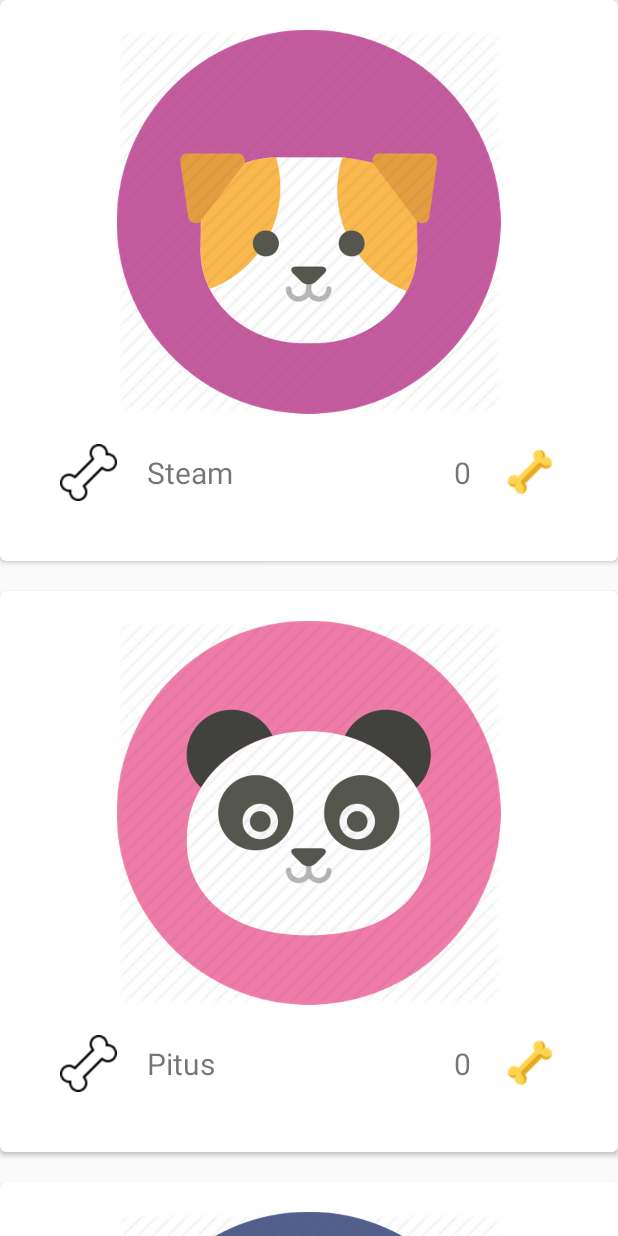
After one commit to marwilc/coursera-android-C3T3, an Android app: the fragment RecyclerViewFragment shown on its own in the app's theme, on a phone screen of 412 x 824 dp. The commit adds this screen. Run offline under Robolectric (Android 15) with nearby library versions, the phone set to English and light mode, and no system bars.

Commit message:
add fragments

```diff
--- a/app/build.gradle
+++ b/app/build.gradle
@@ -36,5 +36,6 @@ dependencies {
     compile 'com.android.support:design:25.3.1'
     compile 'com.sun.mail:android-mail:1.5.5'
     compile 'com.sun.mail:android-activation:1.5.5'
+    compile 'com.android.support:support-v4:25.3.1'
     testCompile 'junit:junit:4.12'
 }
--- a/app/src/main/java/com/marwilc/myapp/activitys/FavoritesActivity.java
+++ b/app/src/main/java/com/marwilc/myapp/activitys/FavoritesActivity.java
@@ -1,11 +1,15 @@
 package com.marwilc.myapp.activitys;
 
+import android.content.Intent;
+import android.support.design.widget.Snackbar;
 import android.support.v7.app.AppCompatActivity;
 import android.os.Bundle;
 import android.support.v7.widget.LinearLayoutManager;
 import android.support.v7.widget.RecyclerView;
 import android.support.v7.widget.Toolbar;
 import android.util.Log;
+import android.view.Menu;
+import android.view.MenuItem;
 
 import com.marwilc.myapp.R;
 import com.marwilc.myapp.adapters.PetAdapter;
--- /dev/null
+++ b/app/src/main/java/com/marwilc/myapp/fragments/RecyclerViewFragment.java
@@ -0,0 +1,69 @@
+package com.marwilc.myapp.fragments;
+
+
+import android.os.Bundle;
+import android.support.v4.app.Fragment;
+import android.support.v7.widget.LinearLayoutManager;
+import android.support.v7.widget.RecyclerView;
+import android.view.LayoutInflater;
+import android.view.View;
+import android.view.ViewGroup;
+
+import com.marwilc.myapp.R;
+import com.marwilc.myapp.adapters.PetAdapter;
+import com.marwilc.myapp.modelData.Pet;
+
+import java.util.ArrayList;
+
+/**
+ * A simple {@link Fragment} subclass.
+ */
+public class RecyclerViewFragment extends Fragment {
+
+
+    private ArrayList<Pet> alPets;
+    private RecyclerView rvPets;
+
+    public ArrayList<Pet> getAlPets() {
+        return alPets;
+    }
+
+    public void setAlPets(ArrayList<Pet> alPets) {
+        this.alPets = alPets;
+    }
+
+    @Override
+    public View onCreateView(LayoutInflater inflater, ViewGroup container,
+                             Bundle savedInstanceState) {
+
+        View v = inflater.inflate(R.layout.fragment_recycler_view,container,false);
+        // Inflate the layout for this fragment
+
+        rvPets = (RecyclerView) v.findViewById(R.id.rvAvatars);
+
+        LinearLayoutManager llm = new LinearLayoutManager(getActivity());
+        rvPets.setLayoutManager(llm);
+
+        initPetList();
+        initAdapter();
+        return v;
+    }
+
+    public void initPetList(){
+
+        alPets = new ArrayList<>();
+        alPets.add(new Pet("Steam", 0, R.drawable.dog1));
+        alPets.add(new Pet("Pitus", 0, R.drawable.panda2));
+        alPets.add(new Pet("Fido", 0, R.drawable.pig3));
+        alPets.add(new Pet("Try", 0, R.drawable.pinguin4));
+        alPets.add(new Pet("Reapper", 0, R.drawable.cat5));
+        alPets.add(new Pet("Tin", 0, R.drawable.rabbit6));
+    }
+
+    public void initAdapter(){
+        PetAdapter adapter = new PetAdapter(alPets,getActivity());
+        rvPets.setAdapter(adapter);
+
+    }
+
+}
--- a/app/src/main/java/com/marwilc/myapp/modelData/Pet.java
+++ b/app/src/main/java/com/marwilc/myapp/modelData/Pet.java
@@ -2,6 +2,9 @@ package com.marwilc.myapp.modelData;
 
 import android.os.Parcel;
 import android.os.Parcelable;
+import android.util.Log;
+
+import java.util.ArrayList;
 
 /**
  * Created by marwilc on 15/05/17.
@@ -71,4 +74,7 @@ public class Pet implements Parcelable{
         dest.writeInt(likes);
         dest.writeInt(picture);
     }
+
+
+
 }
--- a/app/src/main/res/layout/activity_contact.xml
+++ b/app/src/main/res/layout/activity_contact.xml
@@ -16,7 +16,7 @@
 
         <include
             android:id="@+id/myActionBarContact"
-            layout="@layout/actionbar2"
+            layout="@layout/actionbar"
             >
 
         </include>
--- a/app/src/main/res/layout/activity_second.xml
+++ b/app/src/main/res/layout/activity_second.xml
@@ -13,7 +13,7 @@
         android:orientation="vertical">
 
         <include android:id="@+id/myActionBar2"
-            layout="@layout/actionbar2">
+            layout="@layout/actionbar">
         </include>
 
         <FrameLayout
@@ -22,7 +22,7 @@
 
             <android.support.v7.widget.RecyclerView
                 android:id="@+id/rvFavorites"
-                android:layout_below="@+id/myActionBar2"
+                android:layout_below="@+id/myActionBar"
                 android:layout_width="match_parent"
                 android:layout_height="match_parent">
 
--- /dev/null
+++ b/app/src/main/res/layout/fragment_recycler_view.xml
@@ -0,0 +1,14 @@
+<FrameLayout xmlns:android="http://schemas.android.com/apk/res/android"
+    xmlns:tools="http://schemas.android.com/tools"
+    android:layout_width="match_parent"
+    android:layout_height="match_parent"
+    tools:context="com.marwilc.myapp.fragments.RecyclerViewFragment">
+
+        <android.support.v7.widget.RecyclerView
+            android:id="@+id/rvAvatars"
+            android:layout_width="match_parent"
+            android:layout_height="match_parent">
+
+        </android.support.v7.widget.RecyclerView>
+
+</FrameLayout>
--- a/app/src/main/res/values/strings.xml
+++ b/app/src/main/res/values/strings.xml
@@ -17,4 +17,7 @@
         Hello my name is Marwil, I am from Venezuela, I am 23 years old and I love to program, I am
         currently studying the fifth semester of computer science at the University of Carabobo.
     </string>
+
+    <!-- TODO: Remove or change this placeholder text -->
+    <string name="hello_blank_fragment">Hello blank fragment</string>
 </resources>
```
Also changed, not shown: app/src/main/AndroidManifest.xml (+9 -1 lines), app/src/main/java/com/marwilc/myapp/activitys/ContactActivity.java (+13 -0 lines), app/src/main/java/com/marwilc/myapp/activitys/MainActivity.java (+52 -29 lines), app/src/main/java/com/marwilc/myapp/fragments/ProfileFragment.java (added, +30 -0 lines), app/src/main/res/layout/actionbar2.xml (deleted, +0 -25 lines), app/src/main/res/layout/activity_main.xml (+19 -13 lines), app/src/main/res/layout/cardview_avatar2.xml (added, +53 -0 lines), app/src/main/res/layout/fragment_profile.xml (added, +42 -0 lines).
